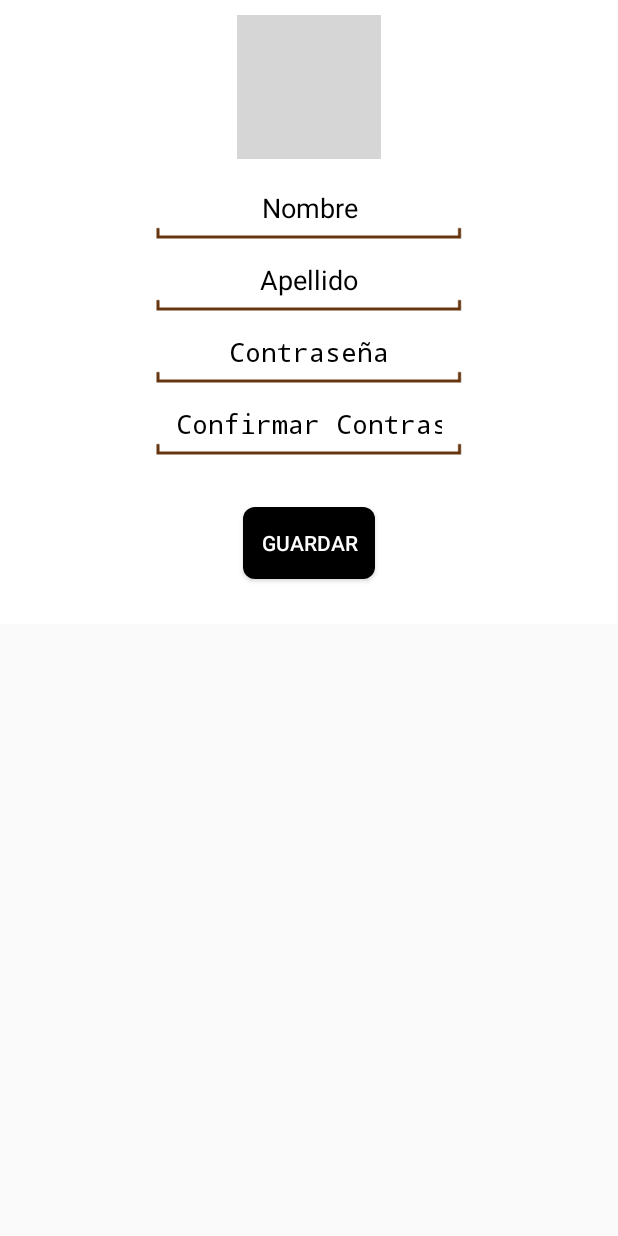
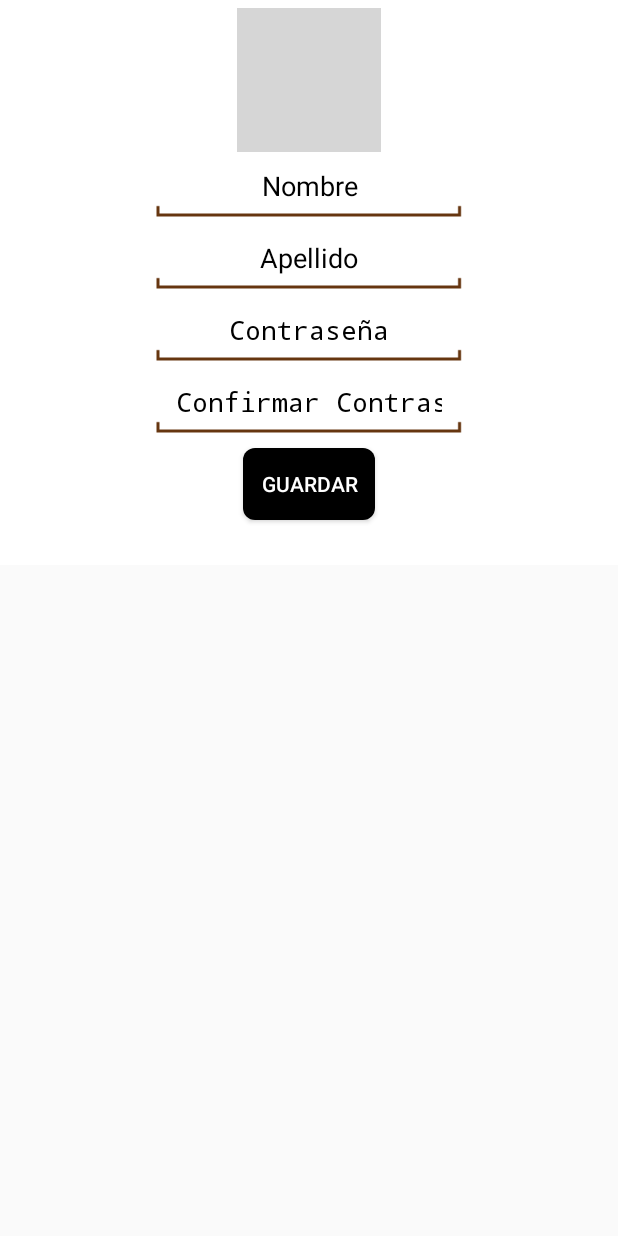
Before and after one commit to OkylifeProject/OkyLifeApp, an Android app: the ProfileSettingsActivity screen opened directly, with no data from a screen before it, on a phone screen of 412 x 824 dp. Run offline under Robolectric (Android 15) with nearby library versions, the phone set to English and light mode, and no system bars; grey boxes are pictures that could not be loaded.

Commit message:
-Corregidos estilos -Desabilitada opcion de back en MainActivity

```diff
--- a/app/src/main/java/com/example/okylifeapp/app/activities/MainActivity.java
+++ b/app/src/main/java/com/example/okylifeapp/app/activities/MainActivity.java
@@ -20,4 +20,9 @@ public class MainActivity extends Activity {
         Intent intent = new Intent(this, ProfileSettingsActivity.class);
         startActivity(intent);
     }
+
+    @Override
+    public void onBackPressed() {
+
+    }
 }
--- a/app/src/main/res/layout/edit_profile.xml
+++ b/app/src/main/res/layout/edit_profile.xml
@@ -10,14 +10,14 @@
         <ImageButton
                 android:layout_width="wrap_content"
                 android:layout_height="wrap_content"
-                android:maxHeight="200dp"
-                android:maxWidth="200dp"
+                android:maxHeight="150dp"
+                android:maxWidth="150dp"
                 android:id="@+id/photoSelectorButton" android:src="@drawable/default_image"
                 android:adjustViewBounds="true"
                 android:scaleType="fitCenter" android:layout_row="0" android:layout_columnSpan="4"
                 android:layout_gravity="center_horizontal" android:layout_alignParentLeft="false"
                 android:layout_alignParentTop="false" android:layout_centerHorizontal="true"
-                android:layout_marginTop="10dp" android:layout_marginBottom="10dp"
+                android:layout_marginTop="5dp"
                 android:onClick="selectImage"
                 android:background="@null"/>
         <EditText
@@ -29,6 +29,7 @@
                 android:hint="Nombre" android:textColorHint="#ff000000"
                 android:background="@drawable/apptheme_textfield_activated_holo_light" android:textColor="#ff000000"
                 android:textColorHighlight="#ff000000"/>
+
         <EditText android:layout_width="wrap_content" android:layout_height="wrap_content"
                   android:inputType="textPersonName" android:ems="10"
                   android:id="@+id/apellidoText"
@@ -60,10 +61,10 @@
                 android:id="@+id/saveProfileButtons"
                 android:background="@drawable/roundedbutton"
                 android:layout_alignWithParentIfMissing="false"
-                android:layout_marginTop="30dp"
+                android:layout_marginTop="5dp"
                 android:layout_centerHorizontal="true" android:layout_below="@+id/photoSelectorButton"
                 android:layout_marginBottom="30dp"
-                android:textColor="#ffffffff" android:paddingTop="5dp" android:paddingBottom="5dp"
+                android:textColor="#ffffffff"
                 android:paddingLeft="10dp" android:paddingRight="10dp"/>
     </LinearLayout>
 </RelativeLayout>
```
